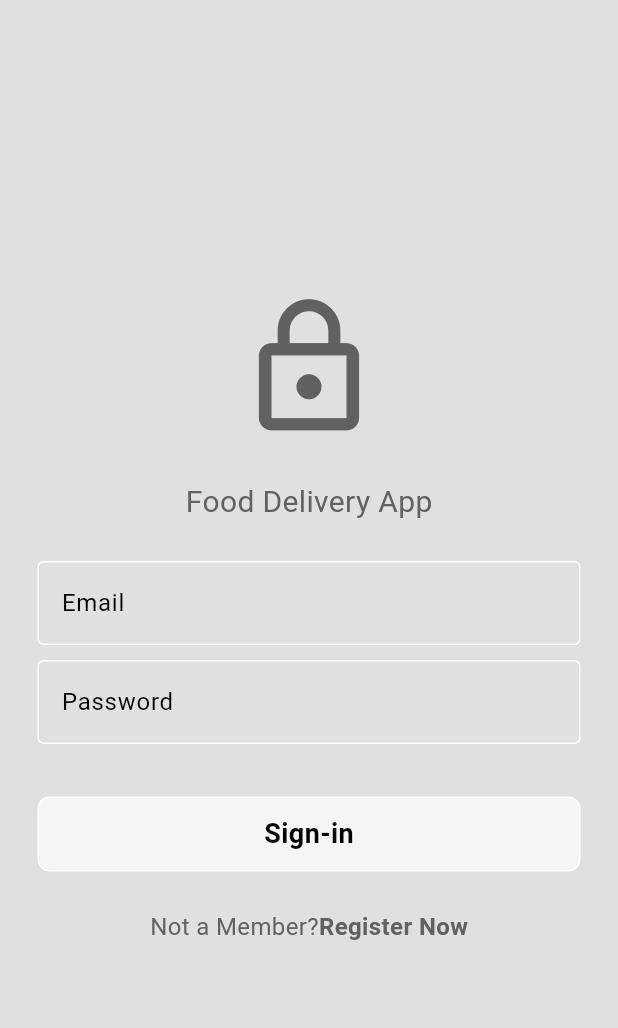
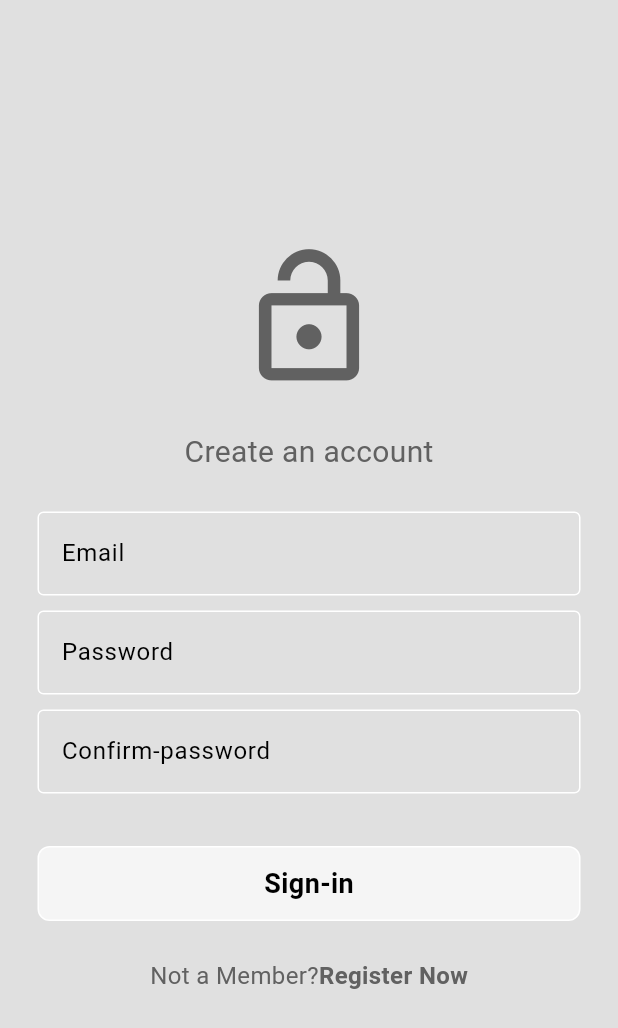
Before and after one commit to SazidKhandaker/Food-Delivery-App, a Flutter app: the screen it shows after launch, on a phone screen of 412 x 824 dp. Shown: the top 1028 px of the screen. Run offline on Flutter 3.47's test engine with Material 3 defaults, Android fonts, the phone set to English and light mode, and no system bars; missing offline and left inert: dart:js.

Commit message:
Register page ui processing

```diff
--- /dev/null
+++ b/lib/authentication/registerpage.dart
@@ -0,0 +1,87 @@
+import 'package:flutter/material.dart';
+import 'package:food_delivery_app/widget/mybutton.dart';
+import 'package:food_delivery_app/widget/textfield.dart';
+
+class RegisterPage extends StatelessWidget {
+  RegisterPage({super.key});
+  final TextEditingController emailcontroller = TextEditingController();
+  final TextEditingController passwordcontroller = TextEditingController();
+  final TextEditingController confirmpasswordcontroller =
+      TextEditingController();
+
+  @override
+  Widget build(BuildContext context) {
+    return Scaffold(
+      backgroundColor: Theme.of(context).colorScheme.background,
+      body: Center(
+        child: Column(
+          mainAxisAlignment: MainAxisAlignment.center,
+          children: [
+            //logo
+            Icon(
+              Icons.lock_open_outlined,
+              size: 100,
+              color: Theme.of(context).colorScheme.inversePrimary,
+            ),
+            //Message of app
+            SizedBox(
+              height: 25,
+            ),
+            Text("Create an account",
+                style: TextStyle(
+                  fontSize: 20,
+                  color: Theme.of(context).colorScheme.inversePrimary,
+                )),
+            SizedBox(
+              height: 25,
+            ),
+
+            //Email field
+            myCreatTextField(
+                controller: emailcontroller, hinttext: "Email", istrue: false),
+            SizedBox(
+              height: 10,
+            ),
+            //passwordfield
+            myCreatTextField(
+                controller: passwordcontroller,
+                hinttext: "Password",
+                istrue: true),
+            SizedBox(
+              height: 10,
+            ),
+            myCreatTextField(
+                controller: confirmpasswordcontroller,
+                hinttext: "Confirm-password",
+                istrue: true),
+            SizedBox(
+              height: 10,
+            ),
+
+            //Sign_In button
+            myButton(ontap: () {}, buttonname: "Sign-in"),
+
+            //Register,
+
+            Row(
+              mainAxisAlignment: MainAxisAlignment.center,
+              children: [
+                Text("Not a Member?",
+                    style: TextStyle(
+                      fontSize: 16,
+                      color: Theme.of(context).colorScheme.inversePrimary,
+                    )),
+                Text("Register Now",
+                    style: TextStyle(
+                      fontWeight: FontWeight.bold,
+                      fontSize: 16,
+                      color: Theme.of(context).colorScheme.inversePrimary,
+                    )),
+              ],
+            )
+          ],
+        ),
+      ),
+    );
+  }
+}
--- a/lib/main.dart
+++ b/lib/main.dart
@@ -2,6 +2,7 @@ import 'dart:js';
 
 import 'package:flutter/material.dart';
 import 'package:food_delivery_app/authentication/loginpage.dart';
+import 'package:food_delivery_app/authentication/registerpage.dart';
 import 'package:food_delivery_app/provider/themprovider.dart';
 import 'package:provider/provider.dart';
 
@@ -19,7 +20,7 @@ class MyApp extends StatelessWidget {
     return MaterialApp(
       debugShowCheckedModeBanner: false,
       theme: Provider.of<Themeprovider>(context).themData,
-      home: LoginPage(),
+      home: RegisterPage(),
     );
   }
 }
```
